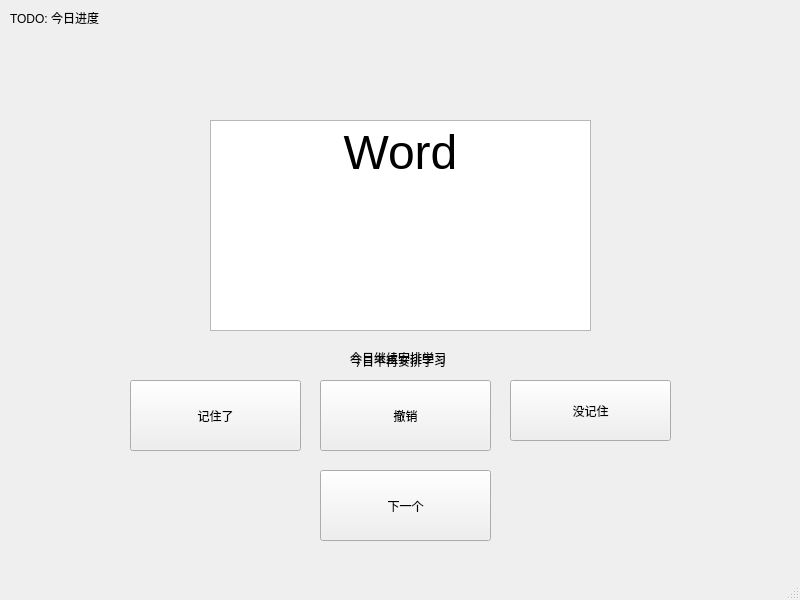
The window that StudyPlan/GUI/recite_gui.ui (THU-unknown-name/WordTutor) describes before a commit, drawn with Qt 5.
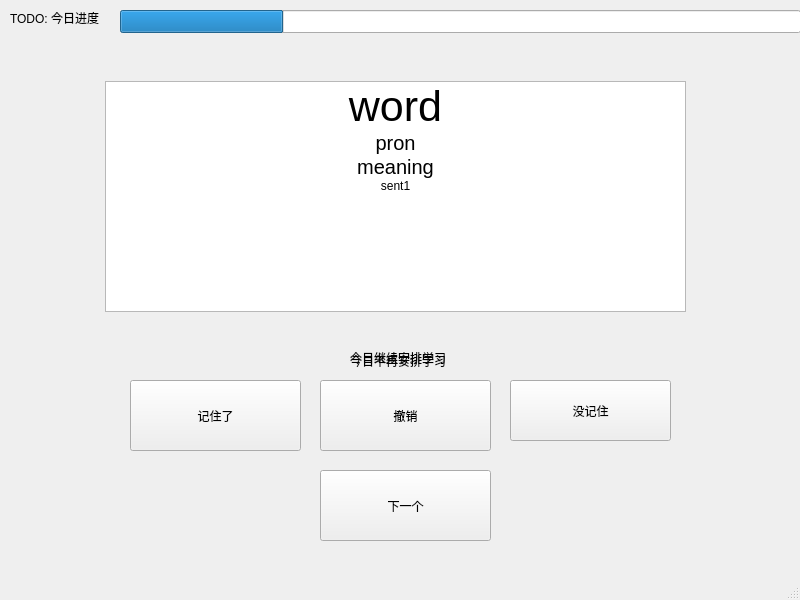
The same window after the commit.

Commit message: recite completed

Patch:
```diff
--- a/StudyPlan/GUI/recite_gui.ui
+++ b/StudyPlan/GUI/recite_gui.ui
@@ -43,23 +43,6 @@
      <string>记住了</string>
     </property>
    </widget>
-   <widget class="QTextBrowser" name="textBrowser_word">
-    <property name="geometry">
-     <rect>
-      <x>210</x>
-      <y>120</y>
-      <width>381</width>
-      <height>211</height>
-     </rect>
-    </property>
-    <property name="html">
-     <string>&lt;!DOCTYPE HTML PUBLIC &quot;-//W3C//DTD HTML 4.0//EN&quot; &quot;http://www.w3.org/TR/REC-html40/strict.dtd&quot;&gt;
-&lt;html&gt;&lt;head&gt;&lt;meta name=&quot;qrichtext&quot; content=&quot;1&quot; /&gt;&lt;style type=&quot;text/css&quot;&gt;
-p, li { white-space: pre-wrap; }
-&lt;/style&gt;&lt;/head&gt;&lt;body style=&quot; font-family:'.SF NS Text'; font-size:13pt; font-weight:400; font-style:normal;&quot;&gt;
-&lt;p align=&quot;center&quot; style=&quot; margin-top:0px; margin-bottom:0px; margin-left:0px; margin-right:0px; -qt-block-indent:0; text-indent:0px;&quot;&gt;&lt;span style=&quot; font-family:'.SF NS Text'; font-size:36pt;&quot;&gt;Word&lt;/span&gt;&lt;/p&gt;&lt;/body&gt;&lt;/html&gt;</string>
-    </property>
-   </widget>
    <widget class="QPushButton" name="pushButton_revoke">
     <property name="enabled">
      <bool>true</bool>
@@ -128,6 +111,85 @@
      <string>TODO: 今日进度</string>
     </property>
    </widget>
+   <widget class="QListWidget" name="listWidget">
+    <property name="geometry">
+     <rect>
+      <x>105</x>
+      <y>81</y>
+      <width>581</width>
+      <height>231</height>
+     </rect>
+    </property>
+    <item>
+     <property name="text">
+      <string>word</string>
+     </property>
+     <property name="font">
+      <font>
+       <pointsize>32</pointsize>
+      </font>
+     </property>
+     <property name="textAlignment">
+      <set>AlignCenter</set>
+     </property>
+    </item>
+    <item>
+     <property name="text">
+      <string>pron</string>
+     </property>
+     <property name="font">
+      <font>
+       <pointsize>15</pointsize>
+      </font>
+     </property>
+     <property name="textAlignment">
+      <set>AlignCenter</set>
+     </property>
+    </item>
+    <item>
+     <property name="text">
+      <string>meaning</string>
+     </property>
+     <property name="font">
+      <font>
+       <pointsize>15</pointsize>
+      </font>
+     </property>
+     <property name="textAlignment">
+      <set>AlignCenter</set>
+     </property>
+    </item>
+    <item>
+     <property name="text">
+      <string>sent1</string>
+     </property>
+     <property name="textAlignment">
+      <set>AlignCenter</set>
+     </property>
+    </item>
+   </widget>
+   <widget class="QProgressBar" name="progressBar">
+    <property name="geometry">
+     <rect>
+      <x>120</x>
+      <y>10</y>
+      <width>681</width>
+      <height>23</height>
+     </rect>
+    </property>
+    <property name="value">
+     <number>24</number>
+    </property>
+    <property name="alignment">
+     <set>Qt::AlignLeading|Qt::AlignLeft|Qt::AlignVCenter</set>
+    </property>
+    <property name="textVisible">
+     <bool>false</bool>
+    </property>
+    <property name="textDirection">
+     <enum>QProgressBar::TopToBottom</enum>
+    </property>
+   </widget>
   </widget>
   <widget class="QStatusBar" name="statusbar"/>
  </widget>
```
Left out of the diff: 67 changed lines with no effect on the pictures. The commit also changes 4 other files.
